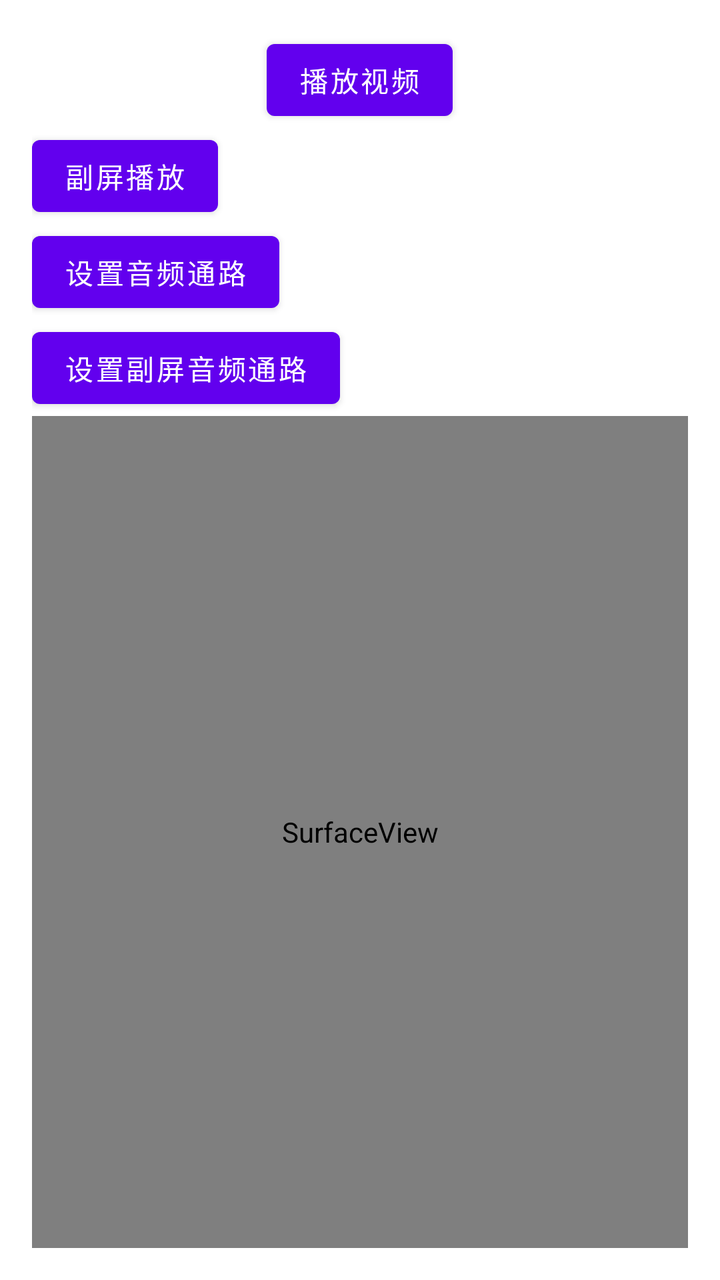
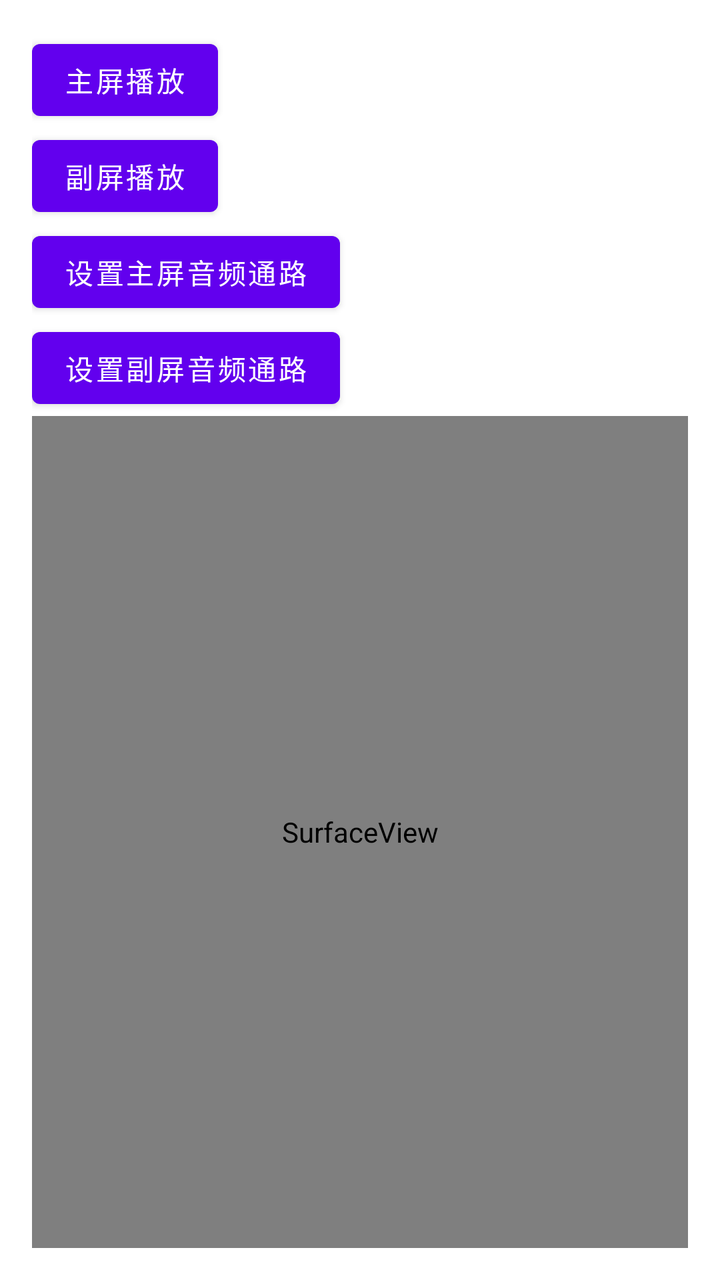

The first picture is an Android layout as it rendered before a commit; the second is the same layout after the commit. The layout source and the unified diff follow.
<!-- AndroidManifest.xml: application theme Theme.DualScreenAndSound -->
<!-- res/layout/activity_main.xml -->
<?xml version="1.0" encoding="utf-8"?>
<LinearLayout xmlns:android="http://schemas.android.com/apk/res/android"
    android:layout_width="match_parent"
    android:layout_height="match_parent"
    android:orientation="vertical"
    android:padding="16dp">
    
    <Button
        android:id="@+id/playButton"
        android:layout_width="wrap_content"
        android:layout_height="wrap_content"
        android:text="播放视频"
        android:layout_gravity="center"/>

    <Button
        android:id="@+id/btn_presentation_displaymanager"
        android:layout_width="wrap_content"
        android:layout_height="wrap_content"
        android:text="@string/presentation_displaymanager" />

    <Button
        android:id="@+id/btn_set_audio_device_type"
        android:layout_width="wrap_content"
        android:layout_height="wrap_content"
        android:text="@string/btn_set_audio_device_type" />

    <Button
        android:id="@+id/btn_set_presentation_audio_device_type"
        android:layout_width="wrap_content"
        android:layout_height="wrap_content"
        android:text="@string/btn_set_presentation_audio_device_type" />


    <SurfaceView
        android:id="@+id/surfaceView"
        android:layout_width="match_parent"
        android:layout_height="match_parent" />

</LinearLayout>
<!-- resources referenced by this layout -->
<resources>
  <string name="btn_set_audio_device_type">设置音频通路</string>
  <string name="btn_set_presentation_audio_device_type">设置副屏音频通路</string>
  <string name="presentation_displaymanager">副屏播放</string>
  <style name="Theme.DualScreenAndSound" parent="Theme.MaterialComponents.DayNight.DarkActionBar">
          
          <item name="colorPrimary">@color/purple_500</item>
          <item name="colorPrimaryVariant">@color/purple_700</item>
          <item name="colorOnPrimary">@color/white</item>
          
          <item name="colorSecondary">@color/teal_200</item>
          <item name="colorSecondaryVariant">@color/teal_700</item>
          <item name="colorOnSecondary">@color/black</item>
          
          <item name="android:statusBarColor">?attr/colorPrimaryVariant</item>
          
      </style>
  <color name="purple_500">#FF6200EE</color>
  <color name="purple_700">#FF3700B3</color>
  <color name="white">#FFFFFFFF</color>
  <color name="teal_200">#FF03DAC5</color>
  <color name="teal_700">#FF018786</color>
  <color name="black">#FF000000</color>
</resources>

<!-- the commit's change to res/layout/activity_main.xml (unified diff, before → after) -->
@@ -9,8 +9,7 @@
         android:id="@+id/playButton"
         android:layout_width="wrap_content"
         android:layout_height="wrap_content"
-        android:text="播放视频"
-        android:layout_gravity="center"/>
+        android:text="@string/displaymanager" />
 
     <Button
         android:id="@+id/btn_presentation_displaymanager"
<!-- resource entries referenced after the edit -->
@@ -1,7 +1,8 @@
 <!-- resources referenced by this layout -->
 <resources>
-  <string name="btn_set_audio_device_type">设置音频通路</string>
+  <string name="btn_set_audio_device_type">设置主屏音频通路</string>
   <string name="btn_set_presentation_audio_device_type">设置副屏音频通路</string>
+  <string name="displaymanager">主屏播放</string>
   <string name="presentation_displaymanager">副屏播放</string>
   <style name="Theme.DualScreenAndSound" parent="Theme.MaterialComponents.DayNight.DarkActionBar">
           
